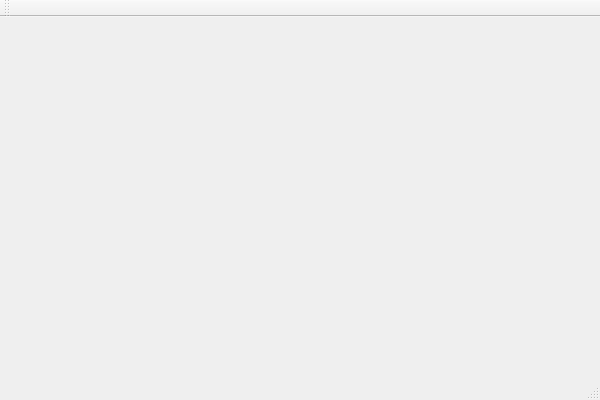
Before: the Qt Designer form mainwindow.ui in kmnb/ReduktuMi, drawn with Qt 5.
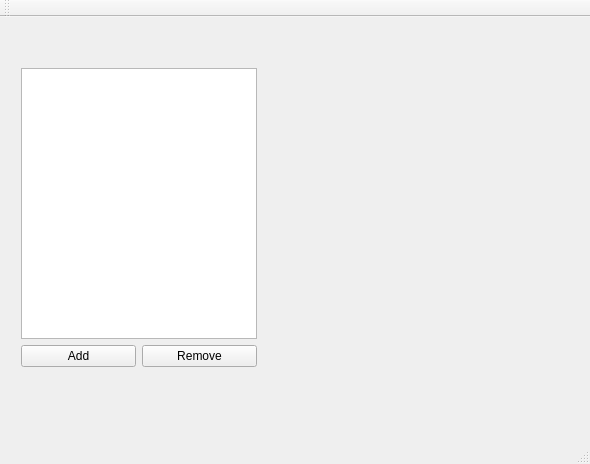
After: the same form once the commit is applied.

```diff
--- a/mainwindow.ui
+++ b/mainwindow.ui
@@ -1,24 +1,101 @@
 <ui version="4.0">
  <class>MainWindow</class>
- <widget class="QMainWindow" name="MainWindow" >
-  <property name="geometry" >
+ <widget class="QMainWindow" name="MainWindow">
+  <property name="geometry">
    <rect>
     <x>0</x>
     <y>0</y>
-    <width>600</width>
-    <height>400</height>
+    <width>590</width>
+    <height>464</height>
    </rect>
   </property>
   <property name="windowTitle" >
    <string>MainWindow</string>
   </property>
-  <widget class="QMenuBar" name="menuBar" />
-  <widget class="QToolBar" name="mainToolBar" />
-  <widget class="QWidget" name="centralWidget" />
-  <widget class="QStatusBar" name="statusBar" />
+  <property name="locale">
+   <locale language="English" country="UnitedStates"/>
+  </property>
+  <widget class="QWidget" name="centralWidget">
+   <widget class="QWidget" name="verticalLayoutWidget">
+    <property name="geometry">
+     <rect>
+      <x>10</x>
+      <y>40</y>
+      <width>258</width>
+      <height>321</height>
+     </rect>
+    </property>
+    <layout class="QVBoxLayout" name="verticalLayout" stretch="0,0">
+     <property name="sizeConstraint">
+      <enum>QLayout::SetDefaultConstraint</enum>
+     </property>
+     <item>
+      <widget class="QListView" name="listView">
+       <property name="sizePolicy">
+        <sizepolicy hsizetype="MinimumExpanding" vsizetype="MinimumExpanding">
+         <horstretch>0</horstretch>
+         <verstretch>0</verstretch>
+        </sizepolicy>
+       </property>
+       <property name="dragDropMode">
+        <enum>QAbstractItemView::DragDrop</enum>
+       </property>
+       <property name="selectionMode">
+        <enum>QAbstractItemView::ExtendedSelection</enum>
+       </property>
+       <property name="resizeMode">
+        <enum>QListView::Adjust</enum>
+       </property>
+       <property name="viewMode">
+        <enum>QListView::IconMode</enum>
+       </property>
+      </widget>
+     </item>
+     <item>
+      <layout class="QHBoxLayout" name="horizontalLayout" stretch="0,0">
+       <item>
+        <widget class="QPushButton" name="pushButton_Add">
+         <property name="cursor">
+          <cursorShape>PointingHandCursor</cursorShape>
+         </property>
+         <property name="text">
+          <string>Add</string>
+         </property>
+        </widget>
+       </item>
+       <item>
+        <widget class="QPushButton" name="pushButton_Remove">
+         <property name="text">
+          <string>Remove</string>
+         </property>
+        </widget>
+       </item>
+      </layout>
+     </item>
+    </layout>
+   </widget>
+  </widget>
+  <widget class="QMenuBar" name="menuBar">
+   <property name="geometry">
+    <rect>
+     <x>0</x>
+     <y>0</y>
+     <width>590</width>
+     <height>24</height>
+    </rect>
+   </property>
+  </widget>
+  <widget class="QToolBar" name="mainToolBar">
+   <attribute name="toolBarArea">
+    <enum>TopToolBarArea</enum>
+   </attribute>
+   <attribute name="toolBarBreak">
+    <bool>false</bool>
+   </attribute>
+  </widget>
+  <widget class="QStatusBar" name="statusBar"/>
  </widget>
- <layoutDefault spacing="6" margin="11" />
- <pixmapfunction></pixmapfunction>
+ <layoutdefault spacing="6" margin="11"/>
  <resources/>
  <connections/>
 </ui>
```
Left out of the diff: 3 changed lines with no effect on the pictures.
